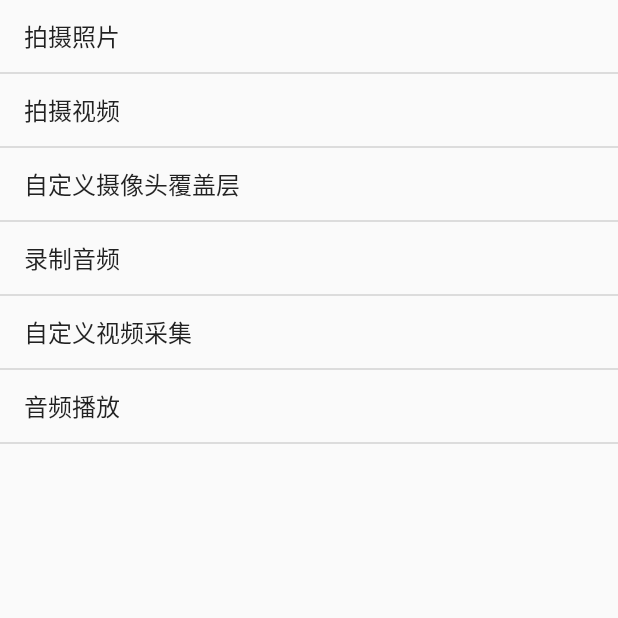
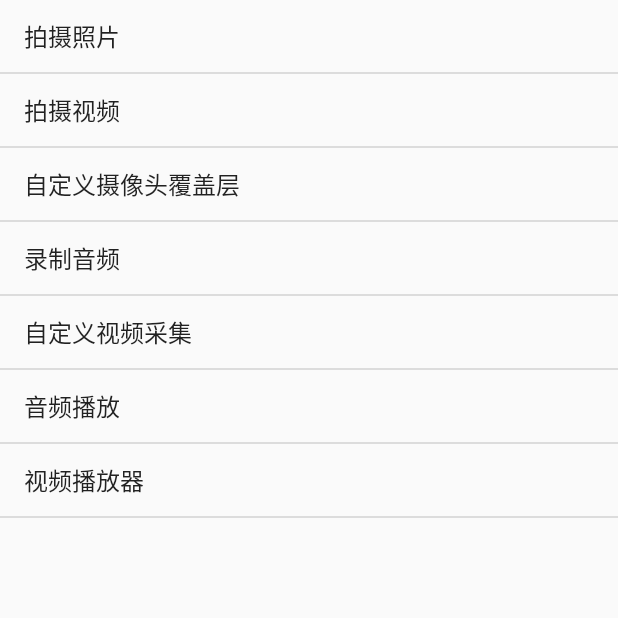
Before and after one commit to liuuuu/MediaDemo, an Android app: the screen it shows after launch (MainActivity), on a phone screen of 412 x 824 dp, the top half of it. Run offline under Robolectric (Android 15) with nearby library versions, the phone set to English and light mode, and no system bars.

Commit message:
添加视频播放器

```diff
--- a/app/src/main/AndroidManifest.xml
+++ b/app/src/main/AndroidManifest.xml
@@ -37,7 +37,8 @@
         <activity android:name=".PreviewActivity" />
         <activity android:name=".RecordActivity" />
         <activity android:name=".VideoCaptureActivity" />
-        <activity android:name=".PlayActivity"></activity>
+        <activity android:name=".PlayActivity" />
+        <activity android:name=".VideoActivity"></activity>
     </application>
 
 </manifest>
--- a/app/src/main/java/com/liuuuu/mediademo/MainActivity.java
+++ b/app/src/main/java/com/liuuuu/mediademo/MainActivity.java
@@ -13,12 +13,12 @@ import java.util.List;
 public class MainActivity extends ListActivity {
 
     Class[] classes = {TakePicture.class, TakeVideoActivity.class, PreviewActivity.class, RecordActivity.class,
-            VideoCaptureActivity.class, PlayActivity.class};
+            VideoCaptureActivity.class, PlayActivity.class, VideoActivity.class};
 
     @Override
     protected void onCreate(Bundle savedInstanceState) {
         super.onCreate(savedInstanceState);
-        String[] activities = {"拍摄照片", "拍摄视频", "自定义摄像头覆盖层", "录制音频", "自定义视频采集", "音频播放"};
+        String[] activities = {"拍摄照片", "拍摄视频", "自定义摄像头覆盖层", "录制音频", "自定义视频采集", "音频播放", "视频播放器"};
         ArrayAdapter<String> arrayAdapter = new ArrayAdapter<String>(
                 this, android.R.layout.simple_list_item_1, android.R.id.text1, activities);
         setListAdapter(arrayAdapter);
```
Also changed, not shown: app/src/main/java/com/liuuuu/mediademo/VideoActivity.java (added, +34 -0 lines), app/src/main/res/layout/activity_video.xml (added, +9 -0 lines).
